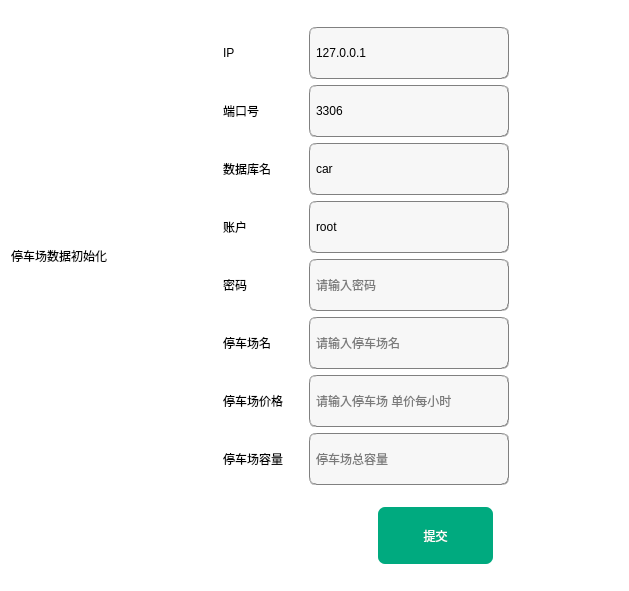
The window that initfile.ui (foryouos/Parking_System) describes before a commit, drawn with Qt 5.
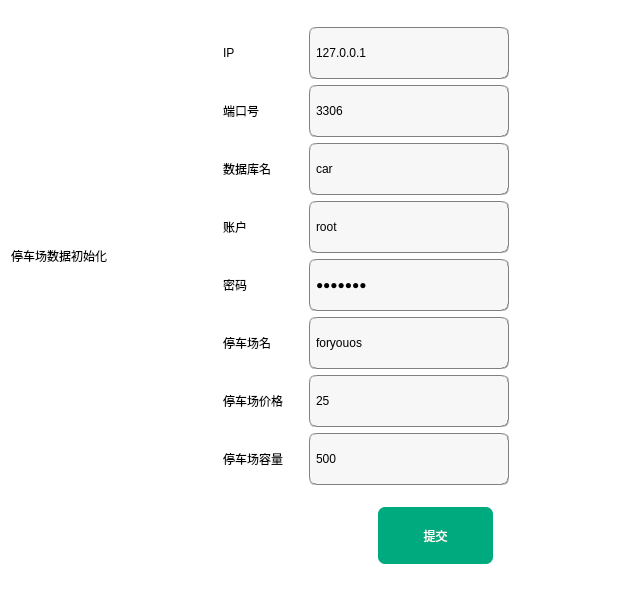
The same window after the commit.

Diff of the .ui file:
```diff
--- a/initfile.ui
+++ b/initfile.ui
@@ -273,6 +273,9 @@
 padding:2px 4px;
 font: 10pt &quot;华文隶书&quot;;</string>
            </property>
+           <property name="text">
+            <string>5211314</string>
+           </property>
            <property name="echoMode">
             <enum>QLineEdit::Password</enum>
            </property>
@@ -296,6 +299,9 @@
 padding:2px 4px;
 font: 10pt &quot;华文隶书&quot;;</string>
            </property>
+           <property name="text">
+            <string>foryouos</string>
+           </property>
            <property name="placeholderText">
             <string>请输入停车场名</string>
            </property>
@@ -316,6 +322,9 @@
 padding:2px 4px;
 font: 10pt &quot;华文隶书&quot;;</string>
            </property>
+           <property name="text">
+            <string>25</string>
+           </property>
            <property name="placeholderText">
             <string>请输入停车场 单价每小时</string>
            </property>
@@ -336,6 +345,9 @@
 padding:2px 4px;
 font: 10pt &quot;华文隶书&quot;;</string>
            </property>
+           <property name="text">
+            <string>500</string>
+           </property>
            <property name="placeholderText">
             <string>停车场总容量</string>
            </property>
```
